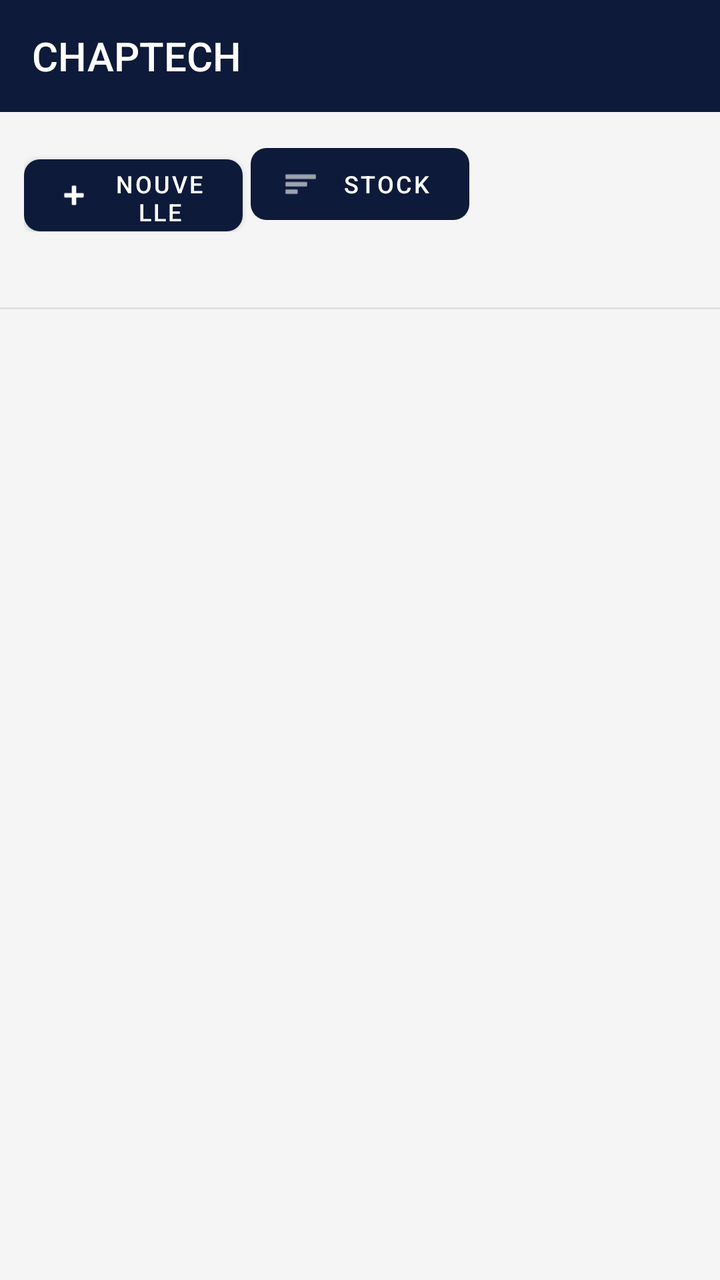
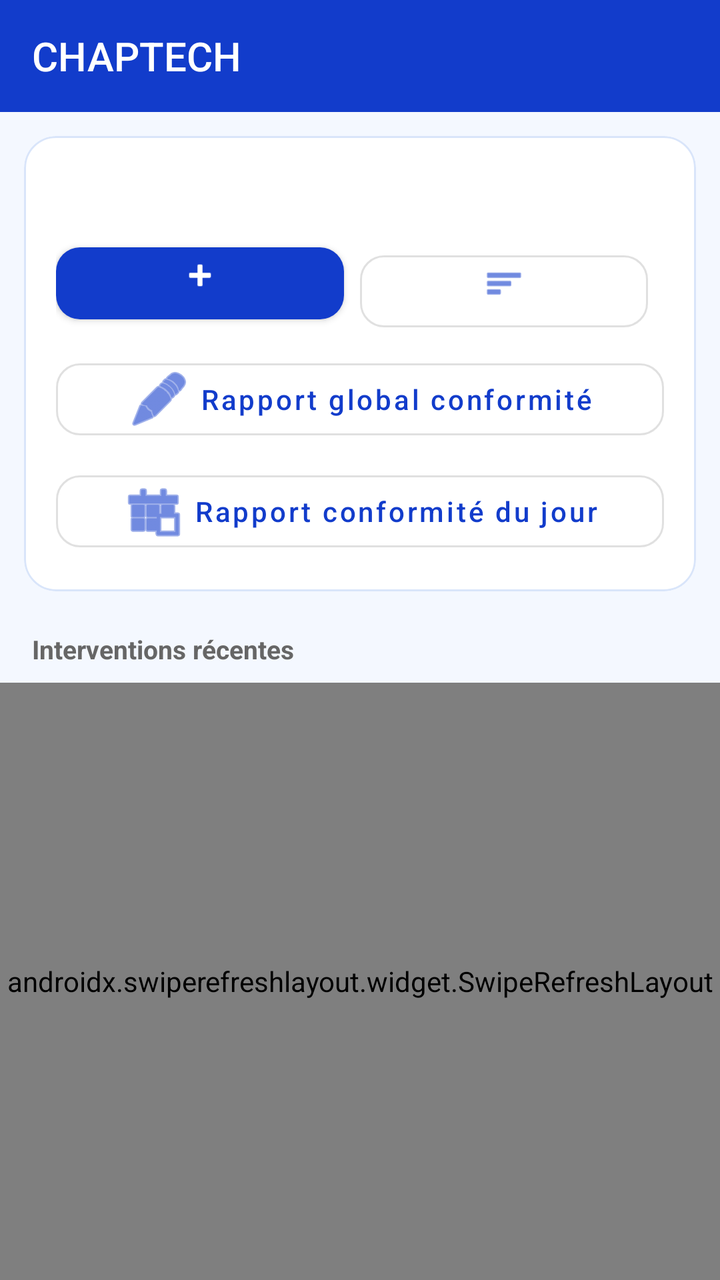

Compare the two renders of this Android layout. The source of the first and the diff that turns it into the second are given below.
<!-- AndroidManifest.xml: application theme Theme.Material3.Light.NoActionBar -->
<!-- res/layout/activity_home.xml -->
<?xml version="1.0" encoding="utf-8"?>
<LinearLayout xmlns:android="http://schemas.android.com/apk/res/android"
    xmlns:app="http://schemas.android.com/apk/res-auto"
    android:layout_width="match_parent"
    android:layout_height="match_parent"
    android:orientation="vertical"
    android:background="#f5f5f5">

    <com.google.android.material.appbar.MaterialToolbar
        android:id="@+id/toolbar"
        android:layout_width="match_parent"
        android:layout_height="?attr/actionBarSize"
        android:background="#0d1a3a"
        app:titleTextColor="#ffffff"
        app:title="CHAPTECH" />

    <LinearLayout
        android:layout_width="match_parent"
        android:layout_height="wrap_content"
        android:orientation="horizontal"
        android:padding="12dp"
        android:weightSum="3">

        <com.google.android.material.button.MaterialButton
            android:id="@+id/btnNew"
            android:layout_width="0dp"
            android:layout_height="48dp"
            android:layout_weight="1"
            android:text="Nouvelle"
            android:textSize="12sp"
            app:icon="@android:drawable/ic_input_add"
            app:iconSize="18dp"
            android:layout_marginEnd="4dp"
            app:cornerRadius="8dp" />

        <com.google.android.material.button.MaterialButton
            android:id="@+id/btnStock"
            style="@style/Widget.MaterialComponents.Button.UnelevatedButton"
            android:layout_width="0dp"
            android:layout_height="48dp"
            android:layout_weight="1"
            android:text="Stock"
            android:textSize="12sp"
            app:icon="@android:drawable/ic_menu_sort_by_size"
            app:iconSize="18dp"
            android:layout_marginEnd="4dp"
            app:cornerRadius="8dp" />

        <com.google.android.material.button.MaterialButton
            android:id="@+id/btnAdmin"
            style="@style/Widget.MaterialComponents.Button.OutlinedButton"
            android:layout_width="0dp"
            android:layout_height="48dp"
            android:layout_weight="1"
            android:text="Admin"
            android:textSize="12sp"
            app:icon="@android:drawable/ic_menu_manage"
            app:iconSize="18dp"
            android:visibility="gone"
            app:cornerRadius="8dp" />
    </LinearLayout>

    <TextView
        android:id="@+id/userInfo"
        android:layout_width="match_parent"
        android:layout_height="wrap_content"
        android:paddingHorizontal="16dp"
        android:paddingBottom="8dp"
        android:textColor="#666"
        android:textSize="13sp" />

    <View
        android:layout_width="match_parent"
        android:layout_height="1dp"
        android:background="#e0e0e0" />

    <FrameLayout
        android:layout_width="match_parent"
        android:layout_height="match_parent">

        <androidx.recyclerview.widget.RecyclerView
            android:id="@+id/recyclerInterventions"
            android:layout_width="match_parent"
            android:layout_height="match_parent"
            android:clipToPadding="false"
            android:padding="8dp" />

        <ProgressBar
            android:id="@+id/progressBar"
            android:layout_width="wrap_content"
            android:layout_height="wrap_content"
            android:layout_gravity="center" />

        <TextView
            android:id="@+id/emptyText"
            android:layout_width="wrap_content"
            android:layout_height="wrap_content"
            android:layout_gravity="center"
            android:text="Aucune intervention"
            android:textSize="16sp"
            android:textColor="#999"
            android:visibility="gone" />
    </FrameLayout>

</LinearLayout>
<!-- resources referenced by this layout -->
<resources>
  <style name="Theme.Material3.Light.NoActionBar" parent="Theme.MaterialComponents.Light.NoActionBar.Bridge">
          <item name="colorPrimary">#0d1a3a</item>
          <item name="colorPrimaryVariant">#3050a0</item>
          <item name="colorOnPrimary">#ffffff</item>
          <item name="colorSecondary">#3050a0</item>
          <item name="colorOnSecondary">#ffffff</item>
          <item name="android:statusBarColor">#0d1a3a</item>
      </style>
</resources>

<!-- the commit's change to res/layout/activity_home.xml (unified diff, before → after) -->
@@ -4,102 +4,174 @@
     android:layout_width="match_parent"
     android:layout_height="match_parent"
     android:orientation="vertical"
-    android:background="#f5f5f5">
+    android:background="@color/background">
 
     <com.google.android.material.appbar.MaterialToolbar
         android:id="@+id/toolbar"
         android:layout_width="match_parent"
         android:layout_height="?attr/actionBarSize"
-        android:background="#0d1a3a"
-        app:titleTextColor="#ffffff"
-        app:title="CHAPTECH" />
+        android:background="@color/primary"
+        app:titleTextColor="@color/on_primary"
+        app:title="CHAPTECH"
+        app:subtitleTextColor="@color/on_primary" />
 
-    <LinearLayout
+    
+    <com.google.android.material.card.MaterialCardView
         android:layout_width="match_parent"
         android:layout_height="wrap_content"
-        android:orientation="horizontal"
-        android:padding="12dp"
-        android:weightSum="3">
+        android:layout_margin="12dp"
+        app:cardCornerRadius="16dp"
+        app:cardElevation="0dp"
+        app:strokeWidth="1dp"
+        app:strokeColor="@color/divider">
 
-        <com.google.android.material.button.MaterialButton
-            android:id="@+id/btnNew"
-            android:layout_width="0dp"
-            android:layout_height="48dp"
-            android:layout_weight="1"
-            android:text="Nouvelle"
-            android:textSize="12sp"
-            app:icon="@android:drawable/ic_input_add"
-            app:iconSize="18dp"
-            android:layout_marginEnd="4dp"
-            app:cornerRadius="8dp" />
+        <LinearLayout
+            android:layout_width="match_parent"
+            android:layout_height="wrap_content"
+            android:orientation="vertical"
+            android:padding="16dp">
 
-        <com.google.android.material.button.MaterialButton
-            android:id="@+id/btnStock"
-            style="@style/Widget.MaterialComponents.Button.UnelevatedButton"
-            android:layout_width="0dp"
-            android:layout_height="48dp"
-            android:layout_weight="1"
-            android:text="Stock"
-            android:textSize="12sp"
-            app:icon="@android:drawable/ic_menu_sort_by_size"
-            app:iconSize="18dp"
-            android:layout_marginEnd="4dp"
-            app:cornerRadius="8dp" />
+            <TextView
+                android:id="@+id/userInfo"
+                android:layout_width="match_parent"
+                android:layout_height="wrap_content"
+                android:textColor="@color/text_primary"
+                android:textSize="16sp"
+                android:textStyle="bold" />
 
-        <com.google.android.material.button.MaterialButton
-            android:id="@+id/btnAdmin"
-            style="@style/Widget.MaterialComponents.Button.OutlinedButton"
-            android:layout_width="0dp"
-            android:layout_height="48dp"
-            android:layout_weight="1"
-            android:text="Admin"
-            android:textSize="12sp"
-            app:icon="@android:drawable/ic_menu_manage"
-            app:iconSize="18dp"
-            android:visibility="gone"
-            app:cornerRadius="8dp" />
-    </LinearLayout>
+            <LinearLayout
+                android:layout_width="match_parent"
+                android:layout_height="wrap_content"
+                android:orientation="horizontal"
+                android:layout_marginTop="12dp">
+
+                <com.google.android.material.button.MaterialButton
+                    android:id="@+id/btnNew"
+                    android:layout_width="0dp"
+                    android:layout_height="48dp"
+                    android:layout_weight="1"
+                    android:text="Nouvelle"
+                    android:textSize="13sp"
+                    app:icon="@android:drawable/ic_input_add"
+                    app:iconSize="20dp"
+                    app:iconGravity="top"
+                    android:layout_marginEnd="8dp" />
+
+                <com.google.android.material.button.MaterialButton
+                    android:id="@+id/btnStock"
+                    style="@style/Widget.App.Button.Outlined"
+                    android:layout_width="0dp"
+                    android:layout_height="48dp"
+                    android:layout_weight="1"
+                    android:text="Stock"
+                    android:textSize="13sp"
+                    app:icon="@android:drawable/ic_menu_sort_by_size"
+                    app:iconSize="20dp"
+                    app:iconGravity="top"
+                    android:layout_marginEnd="8dp" />
+
+                <com.google.android.material.button.MaterialButton
+                    android:id="@+id/btnAdmin"
+                    style="@style/Widget.App.Button.Outlined"
+                    android:layout_width="0dp"
+                    android:layout_height="48dp"
+                    android:layout_weight="1"
+                    android:text="Admin"
+                    android:textSize="13sp"
+                    app:icon="@android:drawable/ic_menu_manage"
+                    app:iconSize="20dp"
+                    app:iconGravity="top"
+                    android:visibility="gone" />
+            </LinearLayout>
+
+            <com.google.android.material.button.MaterialButton
+                android:id="@+id/btnGlobalConformite"
+                style="@style/Widget.App.Button.Outlined"
+                android:layout_width="match_parent"
+                android:layout_height="48dp"
+                android:layout_marginTop="10dp"
+                android:text="Rapport global conformité"
+                app:icon="@android:drawable/ic_menu_edit"
+                app:iconGravity="textStart" />
+
+            <com.google.android.material.button.MaterialButton
+                android:id="@+id/btnDailyConformite"
+                style="@style/Widget.App.Button.Outlined"
+                android:layout_width="match_parent"
+                android:layout_height="48dp"
+                android:layout_marginTop="8dp"
+                android:text="Rapport conformité du jour"
+                app:icon="@android:drawable/ic_menu_today"
+                app:iconGravity="textStart" />
+        </LinearLayout>
+    </com.google.android.material.card.MaterialCardView>
 
     <TextView
-        android:id="@+id/userInfo"
         android:layout_width="match_parent"
         android:layout_height="wrap_content"
         android:paddingHorizontal="16dp"
-        android:paddingBottom="8dp"
-        android:textColor="#666"
-        android:textSize="13sp" />
+        android:paddingVertical="8dp"
+        android:text="Interventions récentes"
+        android:textColor="@color/text_secondary"
+        android:textSize="13sp"
+        android:textStyle="bold" />
 
-    <View
-        android:layout_width="match_parent"
-        android:layout_height="1dp"
-        android:background="#e0e0e0" />
-
-    <FrameLayout
+    <androidx.swiperefreshlayout.widget.SwipeRefreshLayout
+        android:id="@+id/swipeRefresh"
         android:layout_width="match_parent"
         android:layout_height="match_parent">
 
-        <androidx.recyclerview.widget.RecyclerView
-            android:id="@+id/recyclerInterventions"
+        <FrameLayout
             android:layout_width="match_parent"
-            android:layout_height="match_parent"
-            android:clipToPadding="false"
-            android:padding="8dp" />
+            android:layout_height="match_parent">
 
-        <ProgressBar
-            android:id="@+id/progressBar"
-            android:layout_width="wrap_content"
-            android:layout_height="wrap_content"
-            android:layout_gravity="center" />
+            <androidx.recyclerview.widget.RecyclerView
+                android:id="@+id/recyclerInterventions"
+                android:layout_width="match_parent"
+                android:layout_height="match_parent"
+                android:clipToPadding="false"
+                android:paddingHorizontal="12dp"
+                android:paddingBottom="16dp" />
 
-        <TextView
-            android:id="@+id/emptyText"
-            android:layout_width="wrap_content"
-            android:layout_height="wrap_content"
-            android:layout_gravity="center"
-            android:text="Aucune intervention"
-            android:textSize="16sp"
-            android:textColor="#999"
-            android:visibility="gone" />
-    </FrameLayout>
+            <ProgressBar
+                android:id="@+id/progressBar"
+                android:layout_width="wrap_content"
+                android:layout_height="wrap_content"
+                android:layout_gravity="center" />
+
+            <LinearLayout
+                android:id="@+id/emptyState"
+                android:layout_width="wrap_content"
+                android:layout_height="wrap_content"
+                android:layout_gravity="center"
+                android:orientation="vertical"
+                android:gravity="center"
+                android:visibility="gone">
+
+                <ImageView
+                    android:layout_width="80dp"
+                    android:layout_height="80dp"
+                    android:src="@android:drawable/ic_menu_agenda"
+                    android:alpha="0.3" />
+
+                <TextView
+                    android:id="@+id/emptyText"
+                    android:layout_width="wrap_content"
+                    android:layout_height="wrap_content"
+                    android:layout_marginTop="16dp"
+                    android:text="Aucune intervention"
+                    android:textSize="16sp"
+                    android:textColor="@color/text_hint" />
+
+                <TextView
+                    android:layout_width="wrap_content"
+                    android:layout_height="wrap_content"
+                    android:layout_marginTop="4dp"
+                    android:text="Créez votre première intervention"
+                    android:textSize="13sp"
+                    android:textColor="@color/text_disabled" />
+            </LinearLayout>
+        </FrameLayout>
+    </androidx.swiperefreshlayout.widget.SwipeRefreshLayout>
 
 </LinearLayout>
<!-- resource entries referenced after the edit -->
@@ -1,12 +1,48 @@
 <!-- resources referenced by this layout -->
 <resources>
+  <color name="background">#F4F8FF</color>
+  <color name="divider">#D9E5FA</color>
+  <color name="on_primary">#FFFFFF</color>
+  <color name="primary">#123CCB</color>
+  <color name="text_disabled">#BDBDBD</color>
+  <color name="text_hint">#999999</color>
+  <color name="text_primary">#1A1A1A</color>
+  <color name="text_secondary">#666666</color>
+  <style name="Widget.App.Button.Outlined" parent="Widget.MaterialComponents.Button.OutlinedButton">
+          <item name="cornerRadius">12dp</item>
+          <item name="android:textAllCaps">false</item>
+      </style>
   <style name="Theme.Material3.Light.NoActionBar" parent="Theme.MaterialComponents.Light.NoActionBar.Bridge">
-          <item name="colorPrimary">#0d1a3a</item>
-          <item name="colorPrimaryVariant">#3050a0</item>
-          <item name="colorOnPrimary">#ffffff</item>
-          <item name="colorSecondary">#3050a0</item>
-          <item name="colorOnSecondary">#ffffff</item>
-          <item name="android:statusBarColor">#0d1a3a</item>
+          <item name="colorPrimary">@color/primary</item>
+          <item name="colorPrimaryVariant">@color/primary_light</item>
+          <item name="colorOnPrimary">@color/on_primary</item>
+          <item name="colorSecondary">@color/secondary</item>
+          <item name="colorOnSecondary">@color/on_secondary</item>
+          <item name="colorSurface">@color/surface</item>
+          <item name="colorError">@color/error</item>
+          <item name="android:statusBarColor">@color/primary</item>
+          <item name="android:windowBackground">@color/background</item>
+          <item name="android:colorBackground">@color/background</item>
+          
+          <item name="textInputStyle">@style/Widget.App.TextInputLayout</item>
+          <item name="colorControlHighlight">#3328BDEB</item>
+          
+          <item name="materialButtonStyle">@style/Widget.App.Button</item>
+      </style>
+  <color name="primary_light">#2F78F4</color>
+  <color name="secondary">#28BDEB</color>
+  <color name="on_secondary">#FFFFFF</color>
+  <color name="surface">#FFFFFF</color>
+  <color name="error">#F44336</color>
+  <style name="Widget.App.TextInputLayout" parent="Widget.MaterialComponents.TextInputLayout.OutlinedBox">
+          <item name="boxCornerRadiusTopStart">12dp</item>
+          <item name="boxCornerRadiusTopEnd">12dp</item>
+          <item name="boxCornerRadiusBottomStart">12dp</item>
+          <item name="boxCornerRadiusBottomEnd">12dp</item>
+      </style>
+  <style name="Widget.App.Button" parent="Widget.MaterialComponents.Button">
+          <item name="cornerRadius">12dp</item>
+          <item name="android:textAllCaps">false</item>
       </style>
 </resources>
 
